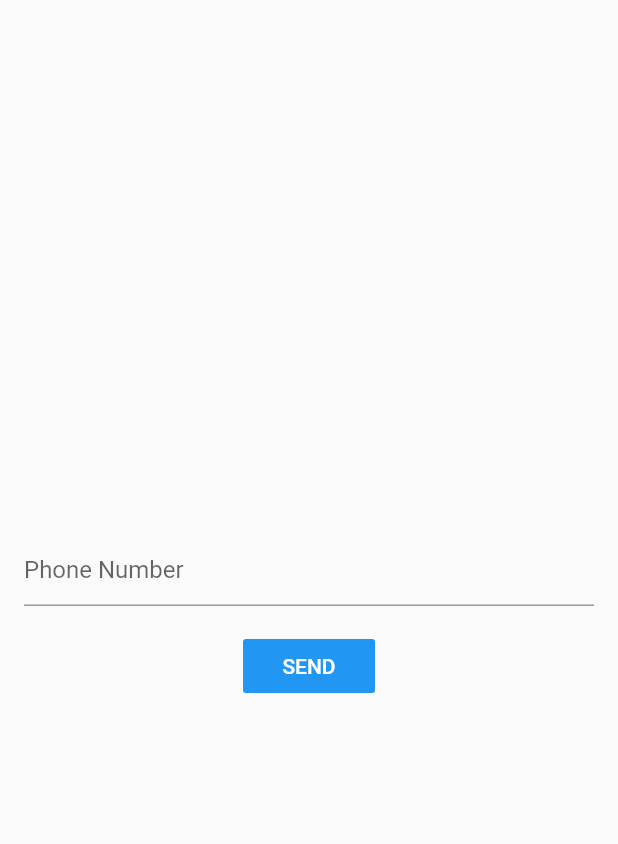
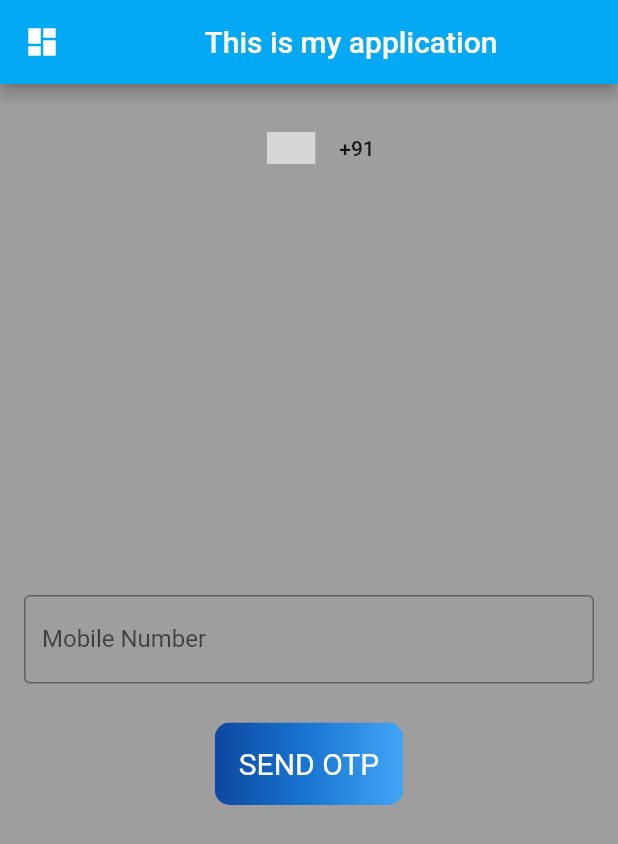
Before and after one commit to ZeeshanAlam/testproject-flutter, a Flutter app: the HomeScreen screen opened directly, after a tap on the "logout" icon, on a phone screen of 412 x 824 dp. Shown: the top 844 px of the screen. Run offline on Flutter 3.47's test engine with Material 2 defaults, Android fonts, the phone set to English and light mode, and no system bars; drawn by our look-alikes of country_code_picker; our stand-ins replace cloud_firestore, firebase_auth, firebase_core, video_player; accounts and stored records are empty; network calls fail; statements that could not run were skipped; grey boxes are pictures that could not be loaded.

Commit message:
ui changes for bg color

```diff
--- a/lib/Screens/home_screen.dart
+++ b/lib/Screens/home_screen.dart
@@ -24,7 +24,7 @@ class _HomeScreenState extends State<HomeScreen> {
       floatingActionButton: FloatingActionButton(
         onPressed: ()async{
           await _auth.signOut();
-          Navigator.pushReplacement(context, MaterialPageRoute(builder: (context) => LoginScreen()));
+          Navigator.pushReplacement(context, MaterialPageRoute(builder: (context) => const LoginScreen()));
         },
         child: const Icon(Icons.logout),
       ),
--- a/lib/Screens/login_screen.dart
+++ b/lib/Screens/login_screen.dart
@@ -1,5 +1,7 @@
 import 'package:firebase_auth/firebase_auth.dart';
 import "package:flutter/material.dart";
+import 'package:flutter/services.dart';
+import 'package:country_code_picker/country_code_picker.dart';
 
 import 'home_screen.dart';
 
@@ -25,8 +27,14 @@ class _LoginScreenState extends State<LoginScreen> {
   final FirebaseAuth _auth = FirebaseAuth.instance;
 
   late String verificationId;
+  late String newCode;
+  bool showLoading = false;
 
-  bool showLoading = false;
+  void _onCountryChange(CountryCode countryCode) {
+    //TODO : manipulate the selected country code here
+    print("New Country selected: " + countryCode.toString());
+    newCode = countryCode.toString();
+  }
 
   void signInWithPhoneAuthCredential(
       PhoneAuthCredential phoneAuthCredential) async {
@@ -59,24 +67,81 @@ class _LoginScreenState extends State<LoginScreen> {
   getMobileFormWidget(context) {
     return Column(
       children: [
+        CountryCodePicker(
+          onChanged: _onCountryChange,
+          // Initial selection and favorite can be one of code ('IT') OR dial_code('+39')
+          initialSelection: 'IN',
+          favorite: ['+91','IN'],
+          // optional. Shows only country name and flag
+          showCountryOnly: false,
+          // optional. Shows only country name and flag when popup is closed.
+          showOnlyCountryWhenClosed: false,
+          // optional. aligns the flag and the Text left
+          alignLeft: false,
+        ),
+        // SizedBox(
+        //   width: 400,
+        //   height: 60,
+        //   child: CountryCodePicker(
+        //     onChanged: print,
+        //     enabled: true,
+        //     hideMainText: true,
+        //     showFlagMain: true,
+        //     showFlag: true,
+        //     initialSelection: 'IN',
+        //     favorite: ['+91','IN'],
+        //     hideSearch: false,
+        //     showCountryOnly: false,
+        //     showOnlyCountryWhenClosed: false,
+        //     alignLeft: false,
+        //   ),
+        // ),
         const Spacer(),
+
         TextField(
           controller: phoneController,
           decoration: const InputDecoration(
-            hintText: "Phone Number",
+            border: OutlineInputBorder(),
+            labelText: "Mobile Number",
+          ),
+          keyboardType: TextInputType.number,
+          inputFormatters: [
+            FilteringTextInputFormatter.digitsOnly
+          ],
+        ),
+        const SizedBox(
+          height: 26,
+        ),
+        ClipRRect(
+          borderRadius: BorderRadius.circular(10),
+          child: Stack(
+            children: <Widget>[
+              Positioned.fill(
+                child: Container(
+                  decoration: const BoxDecoration(
+                    gradient: LinearGradient(
+                      colors: <Color>[
+                        Color(0xFF0D47A1),
+                        Color(0xFF1976D2),
+                        Color(0xFF42A5F5),
+                      ],
                     ),
                   ),
-        const SizedBox(
-          height: 16,
                 ),
-        FlatButton(
+              ),
+              TextButton(
+                style: TextButton.styleFrom(
+                  padding: const EdgeInsets.all(16.0),
+                  primary: Colors.white,
+                  textStyle: const TextStyle(fontSize: 20),
+                ),
                 onPressed: () async {
                   setState(() {
                     showLoading = true;
                   });
 
                   await _auth.verifyPhoneNumber(
-              phoneNumber: phoneController.text,
+                    phoneNumber: newCode + phoneController.text,
                     verificationCompleted: (phoneAuthCredential) async {
                       setState(() {
                         showLoading = false;
@@ -100,10 +165,52 @@ class _LoginScreenState extends State<LoginScreen> {
                     codeAutoRetrievalTimeout: (verificationId) async {},
                   );
                 },
-          child: const Text("SEND"),
-          color: Colors.blue,
-          textColor: Colors.white,
+                child: const Text('SEND OTP'),
               ),
+            ],
+          ),
+        ),
+        // TextButton(
+        //   style: TextButton.styleFrom(
+        //     padding: const EdgeInsets.all(16.0),
+        //     primary: Colors.black,
+        //     textStyle: const TextStyle(fontSize: 20),
+        //   ),
+          // onPressed: () async {
+          //   setState(() {
+          //     showLoading = true;
+          //   });
+          //
+          //   await _auth.verifyPhoneNumber(
+          //     phoneNumber: phoneController.text,
+          //     verificationCompleted: (phoneAuthCredential) async {
+          //       setState(() {
+          //         showLoading = false;
+          //       });
+          //       //signInWithPhoneAuthCredential(phoneAuthCredential);
+          //     },
+          //     verificationFailed: (verificationFailed) async {
+          //       setState(() {
+          //         showLoading = false;
+          //       });
+          //       _scaffoldKey.currentState!.showSnackBar(
+          //           SnackBar(content: Text(verificationFailed.message.toString())));
+          //     },
+          //     codeSent: (verificationId, resendingToken) async {
+          //       setState(() {
+          //         showLoading = false;
+          //         currentState = MobileVerificationState.SHOW_OTP_FORM_STATE;
+          //         this.verificationId = verificationId;
+          //       });
+          //     },
+          //     codeAutoRetrievalTimeout: (verificationId) async {},
+          //   );
+          // },
+          // child: const Text("SEND OTP"),
+          // color: Colors.blue,
+          // textColor: Colors.white,
+          //   splashColor: Colors.blueGrey,
+        //),
         const Spacer(),
       ],
     );
@@ -122,7 +229,7 @@ class _LoginScreenState extends State<LoginScreen> {
         const SizedBox(
           height: 16,
         ),
-        FlatButton(
+        TextButton(
           onPressed: () async {
             PhoneAuthCredential phoneAuthCredential =
             PhoneAuthProvider.credential(
@@ -131,8 +238,8 @@ class _LoginScreenState extends State<LoginScreen> {
             signInWithPhoneAuthCredential(phoneAuthCredential);
           },
           child: const Text("VERIFY"),
-          color: Colors.blue,
-          textColor: Colors.white,
+          // color: Colors.redAccent,
+          // textColor: Colors.white,
         ),
         const Spacer(),
       ],
@@ -145,6 +252,15 @@ class _LoginScreenState extends State<LoginScreen> {
   Widget build(BuildContext context) {
     return Scaffold(
         key: _scaffoldKey,
+        backgroundColor: Colors.grey,
+        appBar: AppBar(
+          title: const Center(child: Text("This is my application", textAlign: TextAlign.center)),
+          leading: IconButton(
+            icon: const Icon(Icons.dashboard),
+            onPressed: () {},
+          ),
+          backgroundColor: Colors.lightBlue,
+        ),
         body: Container(
           child: showLoading
               ? const Center(
```
Also changed, not shown: lib/Screens/otp.dart (+203 -0 lines), lib/Screens/register.dart (+152 -0 lines), lib/Screens/scrvid.dart (+22 -0 lines), lib/Screens/welcome.dart (+91 -0 lines), assets/images/hello.jpeg (added), assets/images/hello.png (added), 1 other file. Lines whose indentation alone changed are shown as unchanged.
